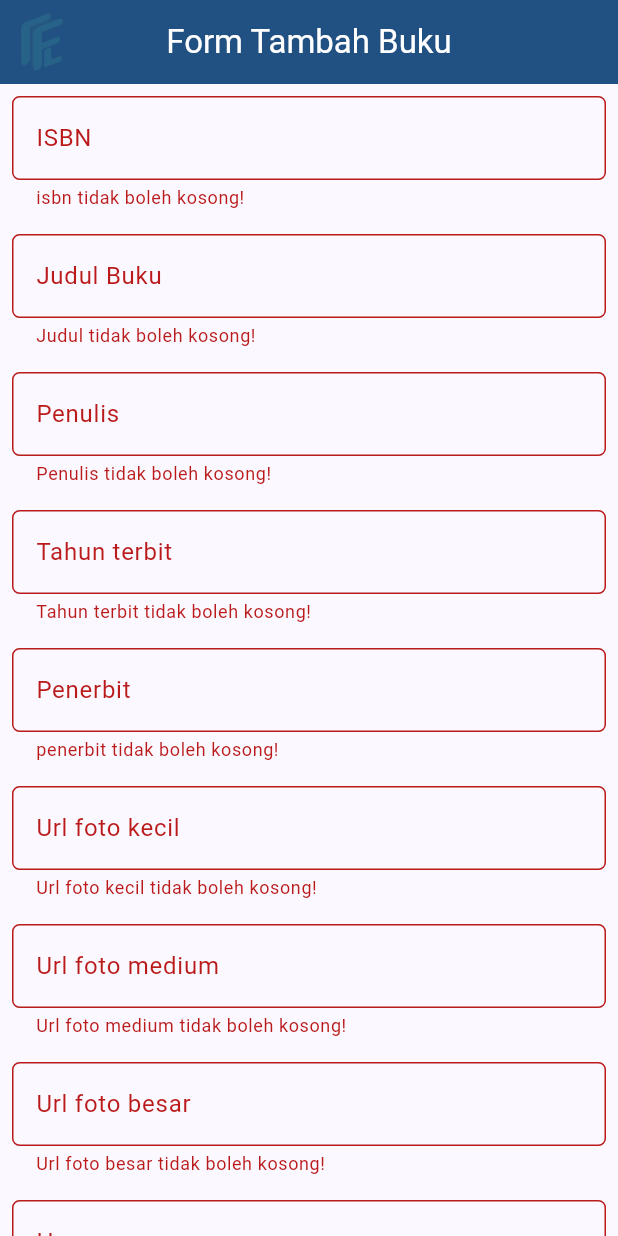
After one commit to E-0-7/e07-mobile, a Flutter app: the FormTambahBuku screen opened directly, after a tap on "Save", on a phone screen of 412 x 824 dp. The commit adds this screen. Run offline on Flutter 3.47's test engine with Material 3 defaults, Android fonts, the phone set to English and light mode, and no system bars; our stand-ins replace flutter_layout_grid, flutter_slidable, google_fonts; missing offline and left inert: pbp_django_auth; network calls fail.

Commit message:
fix formatting

```diff
--- /dev/null
+++ b/lib/katalog_buku/tambah_buku.dart
@@ -0,0 +1,327 @@
+import 'dart:convert';
+import 'package:flutter/material.dart';
+import 'package:provider/provider.dart';
+import 'package:e07_mobile/drawer/left_drawer.dart';
+import 'package:e07_mobile/katalog_buku/katalog_buku.dart';
+import 'package:pbp_django_auth/pbp_django_auth.dart';
+
+class FormTambahBuku extends StatefulWidget {
+  const FormTambahBuku({super.key});
+
+  @override
+  State<FormTambahBuku> createState() => _FormTambahBukuState();
+}
+
+class _FormTambahBukuState extends State<FormTambahBuku> {
+  final _formKey = GlobalKey<FormState>();
+
+  // Define all required fields
+  String _isbn = "";
+  String _bookTitle = "";
+  String _bookAuthor = "";
+  int _tahunPublikasi = 0;
+  String _penerbit = "";
+  String _urlFotoKecil = "";
+  String _urlFotoMedium = "";
+  String _urlFotoLarge = "";
+  int _bookPrice = 0;
+
+  @override
+  Widget build(BuildContext context) {
+    final request = context.watch<CookieRequest>();
+
+    return Scaffold(
+        appBar: AppBar(
+          title: const Text('Form Tambah Buku'),
+          backgroundColor: const Color(0xFF215082),
+          foregroundColor: Colors.white,
+          centerTitle: true,
+          leading: Builder(
+            builder: (BuildContext context) {
+              return IconButton(
+                icon: Image.asset('asset/images/login_books.png'),
+                onPressed: () {
+                  Scaffold.of(context).openDrawer();
+                },
+                tooltip: MaterialLocalizations.of(context).openAppDrawerTooltip,
+              );
+            },
+          ),
+        ),
+        drawer: const LeftDrawer(),
+        body: Form(
+          key: _formKey,
+          child: SingleChildScrollView(
+            child:
+                Column(crossAxisAlignment: CrossAxisAlignment.start, children: [
+              Padding(
+                padding: const EdgeInsets.all(8.0),
+                child: TextFormField(
+                  decoration: InputDecoration(
+                    hintText: "ISBN",
+                    labelText: "ISBN",
+                    border: OutlineInputBorder(
+                      borderRadius: BorderRadius.circular(5.0),
+                    ),
+                  ),
+                  onChanged: (String? value) {
+                    setState(() {
+                      _isbn = value!;
+                    });
+                  },
+                  validator: (String? value) {
+                    if (value == null || value.isEmpty) {
+                      return "isbn tidak boleh kosong!";
+                    }
+                    return null;
+                  },
+                ),
+              ),
+              Padding(
+                padding: const EdgeInsets.all(8.0),
+                child: TextFormField(
+                  decoration: InputDecoration(
+                    hintText: "Judul Buku",
+                    labelText: "Judul Buku",
+                    border: OutlineInputBorder(
+                      borderRadius: BorderRadius.circular(5.0),
+                    ),
+                  ),
+                  onChanged: (String? value) {
+                    setState(() {
+                      _bookTitle = value!;
+                    });
+                  },
+                  validator: (String? value) {
+                    if (value == null || value.isEmpty) {
+                      return "Judul tidak boleh kosong!";
+                    }
+                    return null;
+                  },
+                ),
+              ),
+              Padding(
+                padding: const EdgeInsets.all(8.0),
+                child: TextFormField(
+                  decoration: InputDecoration(
+                    hintText: "Penulis",
+                    labelText: "Penulis",
+                    border: OutlineInputBorder(
+                      borderRadius: BorderRadius.circular(5.0),
+                    ),
+                  ),
+                  onChanged: (String? value) {
+                    setState(() {
+                      _bookAuthor = value!;
+                    });
+                  },
+                  validator: (String? value) {
+                    if (value == null || value.isEmpty) {
+                      return "Penulis tidak boleh kosong!";
+                    }
+                    return null;
+                  },
+                ),
+              ),
+              Padding(
+                padding: const EdgeInsets.all(8.0),
+                child: TextFormField(
+                  decoration: InputDecoration(
+                    hintText: "Tahun terbit",
+                    labelText: "Tahun terbit",
+                    border: OutlineInputBorder(
+                      borderRadius: BorderRadius.circular(5.0),
+                    ),
+                  ),
+                  onChanged: (String? value) {
+                    setState(() {
+                      _tahunPublikasi = int.parse(value!);
+                    });
+                  },
+                  validator: (String? value) {
+                    if (value == null || value.isEmpty) {
+                      return "Tahun terbit tidak boleh kosong!";
+                    }
+                    if (int.tryParse(value) == null) {
+                      return "Tahun terbit harus berupa angka!";
+                    }
+                    return null;
+                  },
+                ),
+              ),
+              Padding(
+                padding: const EdgeInsets.all(8.0),
+                child: TextFormField(
+                  decoration: InputDecoration(
+                    hintText: "Penerbit",
+                    labelText: "Penerbit",
+                    border: OutlineInputBorder(
+                      borderRadius: BorderRadius.circular(5.0),
+                    ),
+                  ),
+                  onChanged: (String? value) {
+                    setState(() {
+                      _penerbit = value!;
+                    });
+                  },
+                  validator: (String? value) {
+                    if (value == null || value.isEmpty) {
+                      return "penerbit tidak boleh kosong!";
+                    }
+                    return null;
+                  },
+                ),
+              ),
+              Padding(
+                padding: const EdgeInsets.all(8.0),
+                child: TextFormField(
+                  decoration: InputDecoration(
+                    hintText: "Url foto kecil",
+                    labelText: "Url foto kecil",
+                    border: OutlineInputBorder(
+                      borderRadius: BorderRadius.circular(5.0),
+                    ),
+                  ),
+                  onChanged: (String? value) {
+                    setState(() {
+                      _urlFotoKecil = value!;
+                    });
+                  },
+                  validator: (String? value) {
+                    if (value == null || value.isEmpty) {
+                      return "Url foto kecil tidak boleh kosong!";
+                    }
+                    return null;
+                  },
+                ),
+              ),
+              Padding(
+                padding: const EdgeInsets.all(8.0),
+                child: TextFormField(
+                  decoration: InputDecoration(
+                    hintText: "Url foto medium",
+                    labelText: "Url foto medium",
+                    border: OutlineInputBorder(
+                      borderRadius: BorderRadius.circular(5.0),
+                    ),
+                  ),
+                  onChanged: (String? value) {
+                    setState(() {
+                      _urlFotoMedium = value!;
+                    });
+                  },
+                  validator: (String? value) {
+                    if (value == null || value.isEmpty) {
+                      return "Url foto medium tidak boleh kosong!";
+                    }
+                    return null;
+                  },
+                ),
+              ),
+              Padding(
+                padding: const EdgeInsets.all(8.0),
+                child: TextFormField(
+                  decoration: InputDecoration(
+                    hintText: "Url foto besar",
+                    labelText: "Url foto besar",
+                    border: OutlineInputBorder(
+                      borderRadius: BorderRadius.circular(5.0),
+                    ),
+                  ),
+                  onChanged: (String? value) {
+                    setState(() {
+                      _urlFotoLarge = value!;
+                    });
+                  },
+                  validator: (String? value) {
+                    if (value == null || value.isEmpty) {
+                      return "Url foto besar tidak boleh kosong!";
+                    }
+                    return null;
+                  },
+                ),
+              ),
+              Padding(
+                padding: const EdgeInsets.all(8.0),
+                child: TextFormField(
+                  decoration: InputDecoration(
+                    hintText: "Harga",
+                    labelText: "Harga",
+                    border: OutlineInputBorder(
+                      borderRadius: BorderRadius.circular(5.0),
+                    ),
+                  ),
+                  onChanged: (String? value) {
+                    setState(() {
+                      _bookPrice = int.parse(value!);
+                    });
+                  },
+                  validator: (String? value) {
+                    if (value == null || value.isEmpty) {
+                      return "Harga tidak boleh kosong!";
+                    }
+                    if (int.tryParse(value) == null) {
+                      return "Harga harus berupa angka!";
+                    }
+                    return null;
+                  },
+                ),
+              ),
+              Align(
+                alignment: Alignment.bottomCenter,
+                child: Padding(
+                  padding: const EdgeInsets.all(8.0),
+                  child: ElevatedButton(
+                    style: ButtonStyle(
+                      backgroundColor: MaterialStateProperty.all(Colors.indigo),
+                    ),
+                    onPressed: () async {
+                      if (_formKey.currentState!.validate()) {
+                        final response = await request.post(
+                          "https://flex-lib.domcloud.dev/tambah-buku-flutter/",
+                          jsonEncode(<String, String>{
+                            'isbn': _isbn,
+                            'book_title': _bookTitle,
+                            'book_author': _bookAuthor,
+                            'tahun_publikasi': _tahunPublikasi.toString(),
+                            'penerbit': _penerbit,
+                            'url_foto_kecil': _urlFotoKecil,
+                            'url_foto_medium': _urlFotoMedium,
+                            'url_foto_large': _urlFotoLarge,
+                            'book_price': _bookPrice.toString(),
+                          }),
+                        );
+
+                        if (response['status'] == 'success') {
+                          if (!context.mounted) return;
+                          ScaffoldMessenger.of(context)
+                              .showSnackBar(const SnackBar(
+                            content: Text("Produk baru berhasil disimpan!"),
+                          ));
+                          Navigator.pushReplacement(
+                            context,
+                            MaterialPageRoute(
+                                builder: (context) => const BookCatalog()),
+                          );
+                        } else {
+                          if (!context.mounted) return;
+                          ScaffoldMessenger.of(context)
+                              .showSnackBar(const SnackBar(
+                            content:
+                                Text("Terdapat kesalahan, silakan coba lagi."),
+                          ));
+                        }
+                      }
+                    },
+                    child: const Text(
+                      "Save",
+                      style: TextStyle(color: Colors.white),
+                    ),
+                  ),
+                ),
+              ),
+            ]),
+          ),
+        ));
+  }
+}
```
Also changed, not shown: lib/katalog_buku/katalog_buku.dart (+108 -52 lines), 1 other file.
